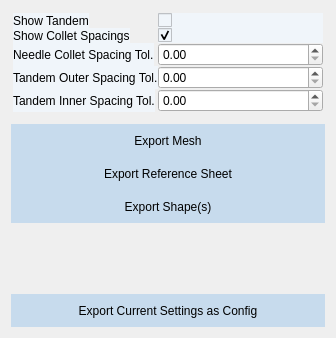
First picture: the form in src/windows/ui/export_view.ui, repository brachify/brachify, before the edit.
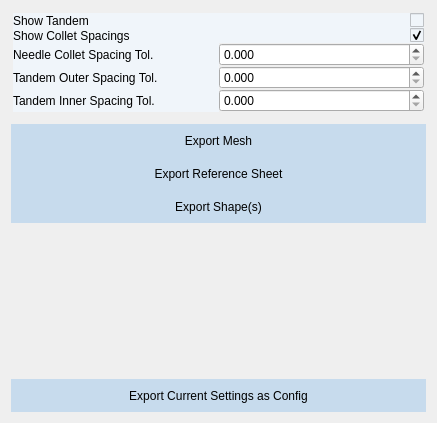
Second picture: the form after the edit.

Diff of the .ui file:
```diff
--- a/src/windows/ui/export_view.ui
+++ b/src/windows/ui/export_view.ui
@@ -6,8 +6,8 @@
    <rect>
     <x>0</x>
     <y>0</y>
-    <width>336</width>
-    <height>338</height>
+    <width>437</width>
+    <height>423</height>
    </rect>
   </property>
   <property name="sizePolicy">
@@ -36,7 +36,7 @@
     <number>0</number>
    </property>
    <item>
-    <layout class="QFormLayout" name="formLayout">
+    <layout class="QGridLayout" name="gridLayout">
      <property name="sizeConstraint">
       <enum>QLayout::SetNoConstraint</enum>
      </property>
@@ -65,7 +65,7 @@
      <item row="0" column="1">
       <widget class="QCheckBox" name="cb_tandem_shown">
        <property name="layoutDirection">
-        <enum>Qt::LeftToRight</enum>
+        <enum>Qt::RightToLeft</enum>
        </property>
        <property name="styleSheet">
         <string notr="true">background-color: rgb(240, 245, 250);</string>
@@ -80,6 +80,15 @@
      </item>
      <item row="1" column="0">
       <widget class="QLabel" name="label">
+       <property name="enabled">
+        <bool>true</bool>
+       </property>
+       <property name="sizePolicy">
+        <sizepolicy hsizetype="MinimumExpanding" vsizetype="MinimumExpanding">
+         <horstretch>0</horstretch>
+         <verstretch>0</verstretch>
+        </sizepolicy>
+       </property>
        <property name="styleSheet">
         <string notr="true">background-color: rgb(240, 245, 250);</string>
        </property>
@@ -88,7 +97,32 @@
        </property>
       </widget>
      </item>
-     <item row="3" column="0">
+     <item row="1" column="1">
+      <widget class="QCheckBox" name="cb_collet_preview_reference_sheet">
+       <property name="sizePolicy">
+        <sizepolicy hsizetype="Expanding" vsizetype="Fixed">
+         <horstretch>0</horstretch>
+         <verstretch>0</verstretch>
+        </sizepolicy>
+       </property>
+       <property name="layoutDirection">
+        <enum>Qt::RightToLeft</enum>
+       </property>
+       <property name="autoFillBackground">
+        <bool>false</bool>
+       </property>
+       <property name="styleSheet">
+        <string notr="true">background-color: rgb(240, 245, 250);</string>
+       </property>
+       <property name="text">
+        <string/>
+       </property>
+       <property name="checked">
+        <bool>true</bool>
+       </property>
+      </widget>
+     </item>
+     <item row="2" column="0">
       <widget class="QLabel" name="label_3">
        <property name="styleSheet">
         <string notr="true">background-color: rgb(240, 245, 250);</string>
@@ -98,7 +132,14 @@
        </property>
       </widget>
      </item>
-     <item row="4" column="0">
+     <item row="2" column="1">
+      <widget class="QDoubleSpinBox" name="sb_needle_collet_od">
+       <property name="decimals">
+        <number>3</number>
+       </property>
+      </widget>
+     </item>
+     <item row="3" column="0">
       <widget class="QLabel" name="label_4">
        <property name="styleSheet">
         <string notr="true">background-color: rgb(240, 245, 250);</string>
@@ -108,7 +149,14 @@
        </property>
       </widget>
      </item>
-     <item row="5" column="0">
+     <item row="3" column="1">
+      <widget class="QDoubleSpinBox" name="sb_tandem_collet_outer_od">
+       <property name="decimals">
+        <number>3</number>
+       </property>
+      </widget>
+     </item>
+     <item row="4" column="0">
       <widget class="QLabel" name="label_5">
        <property name="styleSheet">
         <string notr="true">background-color: rgb(240, 245, 250);</string>
@@ -118,37 +166,10 @@
        </property>
       </widget>
      </item>
-     <item row="5" column="1">
-      <widget class="QDoubleSpinBox" name="sb_tandem_collet_inner_od"/>
-     </item>
      <item row="4" column="1">
-      <widget class="QDoubleSpinBox" name="sb_tandem_collet_outer_od"/>
-     </item>
-     <item row="3" column="1">
-      <widget class="QDoubleSpinBox" name="sb_needle_collet_od"/>
-     </item>
-     <item row="1" column="1">
-      <widget class="QCheckBox" name="cb_collet_preview_reference_sheet">
-       <property name="sizePolicy">
-        <sizepolicy hsizetype="Expanding" vsizetype="Fixed">
-         <horstretch>0</horstretch>
-         <verstretch>0</verstretch>
-        </sizepolicy>
-       </property>
-       <property name="layoutDirection">
-        <enum>Qt::LeftToRight</enum>
-       </property>
-       <property name="autoFillBackground">
-        <bool>false</bool>
-       </property>
-       <property name="styleSheet">
-        <string notr="true">background-color: rgb(240, 245, 250);</string>
-       </property>
-       <property name="text">
-        <string/>
-       </property>
-       <property name="checked">
-        <bool>true</bool>
+      <widget class="QDoubleSpinBox" name="sb_tandem_collet_inner_od">
+       <property name="decimals">
+        <number>3</number>
        </property>
       </widget>
      </item>
```
